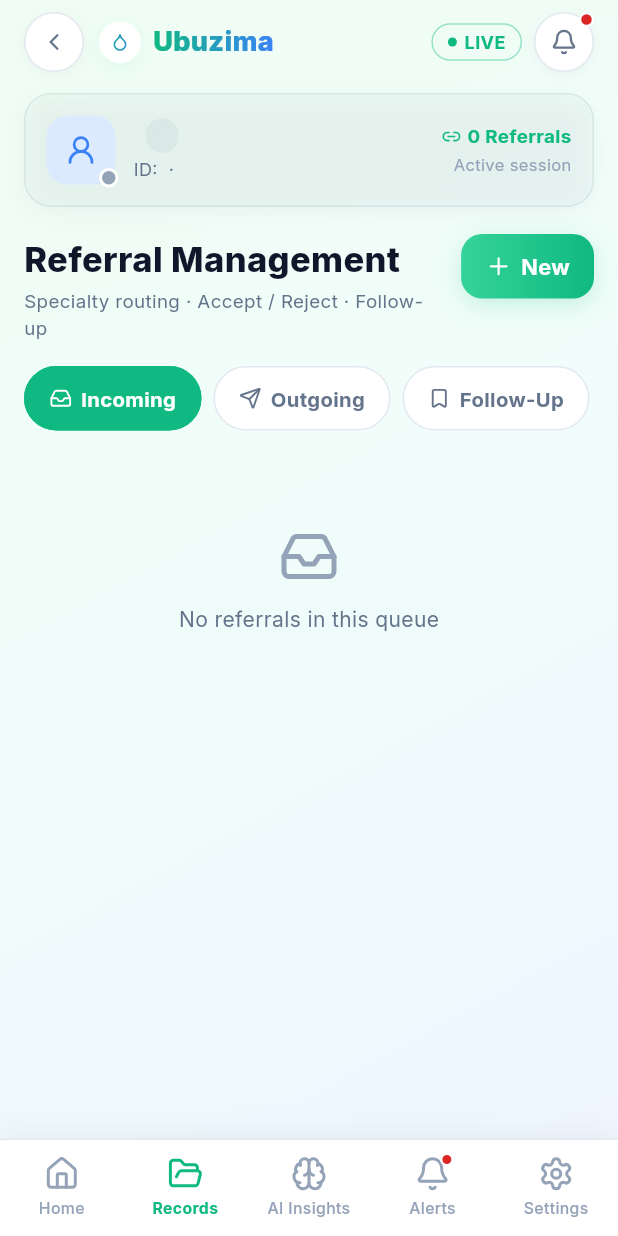
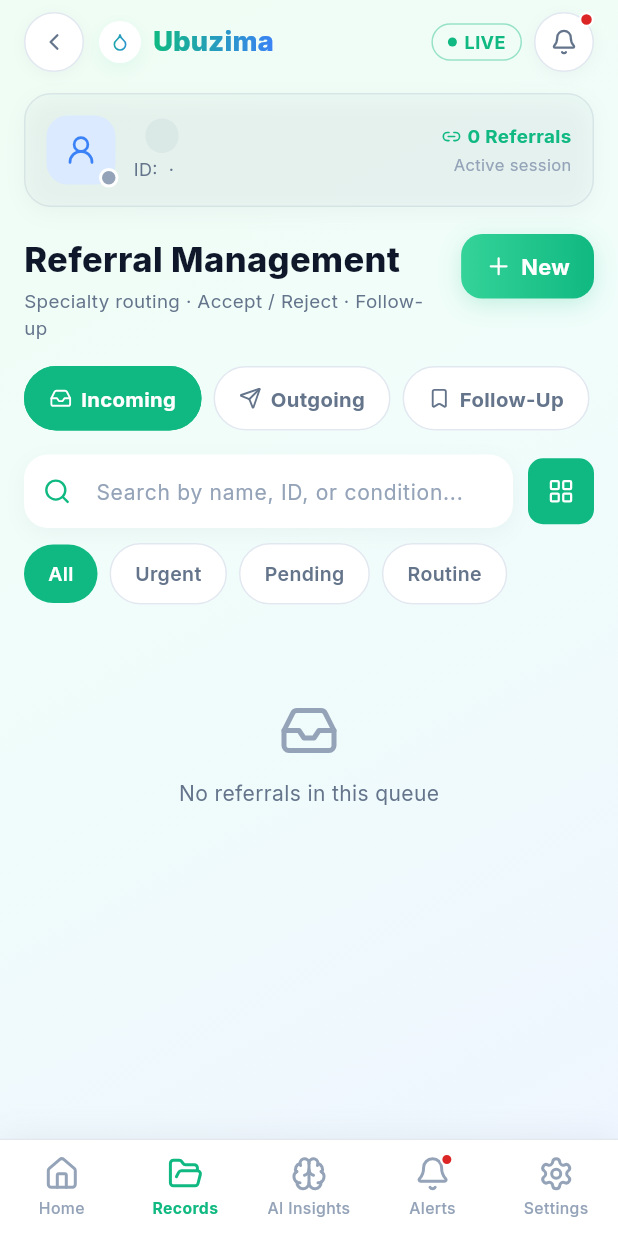
Before and after one commit to b-sandrine/Ubuzima_connect, a Flutter app: the _ReferralManagementView screen opened directly, on a phone screen of 412 x 824 dp. Run offline on Flutter 3.47's test engine with Material 3 defaults, Android fonts, the light colour scheme and no system bars; our stand-ins replace bloc, cached_network_image, cloud_firestore, connectivity_plus, dartz, equatable and 17 more; missing offline and left inert: firebase_app_check; accounts and stored records are empty.

Commit message:
Improved the integration things

```diff
--- a/lib/features/referrals/presentation/pages/referral_management_page.dart
+++ b/lib/features/referrals/presentation/pages/referral_management_page.dart
@@ -11,6 +11,8 @@
 import '../../../../shared/widgets/navigation/segmented_tabs.dart';
 import '../../../../shared/widgets/pills/status_pill.dart';
 import '../../../doctors/presentation/widgets/doctor_bottom_navigation_bar.dart';
+import '../../../doctors/presentation/widgets/patient_filter_chip.dart';
+import '../../../doctors/presentation/widgets/patient_search_field.dart';
 import '../../domain/entities/referral.dart';
 import '../../domain/entities/referral_board.dart';
 import '../bloc/referral_board_bloc.dart';
@@ -45,6 +47,27 @@
   /// a transient UI selection until Accept is pressed.
   final Map<String, String> _routes = {};
   int _navIndex = 1;
+
+  /// Queue search/priority filter — local UI state, same pattern Patient
+  /// Search uses for its own query/filter (narrows the already-loaded list
+  /// rather than round-tripping to Firestore for a client-side concern).
+  String _query = '';
+  ReferralUrgency? _priorityFilter;
+
+  List<Referral> _filtered(List<Referral> referrals) {
+    final query = _query.trim().toLowerCase();
+    return referrals.where((r) {
+      final matchesQuery =
+          query.isEmpty ||
+          r.specialty.toLowerCase().contains(query) ||
+          r.facility.toLowerCase().contains(query) ||
+          r.reason.toLowerCase().contains(query) ||
+          r.reference.toLowerCase().contains(query);
+      final matchesPriority =
+          _priorityFilter == null || r.urgency == _priorityFilter;
+      return matchesQuery && matchesPriority;
+    }).toList();
+  }
 
   void _onNavTap(int index) {
     switch (index) {
@@ -164,18 +187,48 @@
         onSelected: (i) => bloc.add(ReferralBoardEvent.tabChanged(i)),
       ),
       const SizedBox(height: 16),
+      PatientSearchField(
+        onChanged: (value) => setState(() => _query = value),
+      ),
+      const SizedBox(height: 10),
+      SingleChildScrollView(
+        scrollDirection: Axis.horizontal,
+        child: Row(
+          children: [
+            for (final option in [
+              (label: 'All', value: null),
+              (label: 'Urgent', value: ReferralUrgency.urgent),
+              (label: 'Pending', value: ReferralUrgency.pending),
+              (label: 'Routine', value: ReferralUrgency.routine),
+            ]) ...[
+              PatientFilterChip(
+                label: option.label,
+                selected: _priorityFilter == option.value,
+                onTap: () => setState(() => _priorityFilter = option.value),
+              ),
+              const SizedBox(width: 8),
+            ],
+          ],
+        ),
+      ),
+      const SizedBox(height: 16),
       if (pending > 0) ...[
         _PendingBanner(pending: pending, urgent: urgent),
         const SizedBox(height: 16),
       ],
-      if (state.visibleReferrals.isEmpty)
-        const _EmptyQueue()
-      else
-        for (final referral in state.visibleReferrals) ...[
+      Builder(
+        builder: (context) {
+          final filtered = _filtered(state.visibleReferrals);
+          if (filtered.isEmpty) return const _EmptyQueue();
+
+          return Column(
+            children: [
+              for (final referral in filtered) ...[
                 ReferralCard(
                   referral: referral,
-            // Routing chips stay unselected until the doctor picks one; if
-            // none is picked, Accept still routes to the referral's specialty.
+                  // Routing chips stay unselected until the doctor picks
+                  // one; if none is picked, Accept still routes to the
+                  // referral's specialty.
                   selectedRoute: _routes[referral.reference],
                   isBusy: state.actioningReference == referral.reference,
                   onRouteSelected: (route) =>
@@ -187,13 +240,22 @@
                           _routes[referral.reference] ?? referral.specialty,
                     ),
                   ),
-            onDecline: () =>
-                bloc.add(ReferralBoardEvent.declined(referral.reference)),
-            onWithdraw: () =>
-                bloc.add(ReferralBoardEvent.withdrawn(referral.reference)),
+                  onDecline: () => bloc.add(
+                    ReferralBoardEvent.declined(referral.reference),
+                  ),
+                  onWithdraw: () => bloc.add(
+                    ReferralBoardEvent.withdrawn(referral.reference),
+                  ),
+                  onOpenDetails: () => context.push(AppRoutes.patientDetail),
+                  onStartConsultation: () =>
+                      context.push(AppRoutes.consultation),
                 ),
                 const SizedBox(height: 14),
               ],
+            ],
+          );
+        },
+      ),
     ];
   }
 }
```
Also changed, not shown: lib/features/doctors/data/datasources/remote/doctor_dashboard_remote_data_source.dart (+50 -36 lines), lib/features/referrals/presentation/widgets/referral_card.dart (+105 -0 lines). Lines whose indentation alone changed are shown as unchanged.
